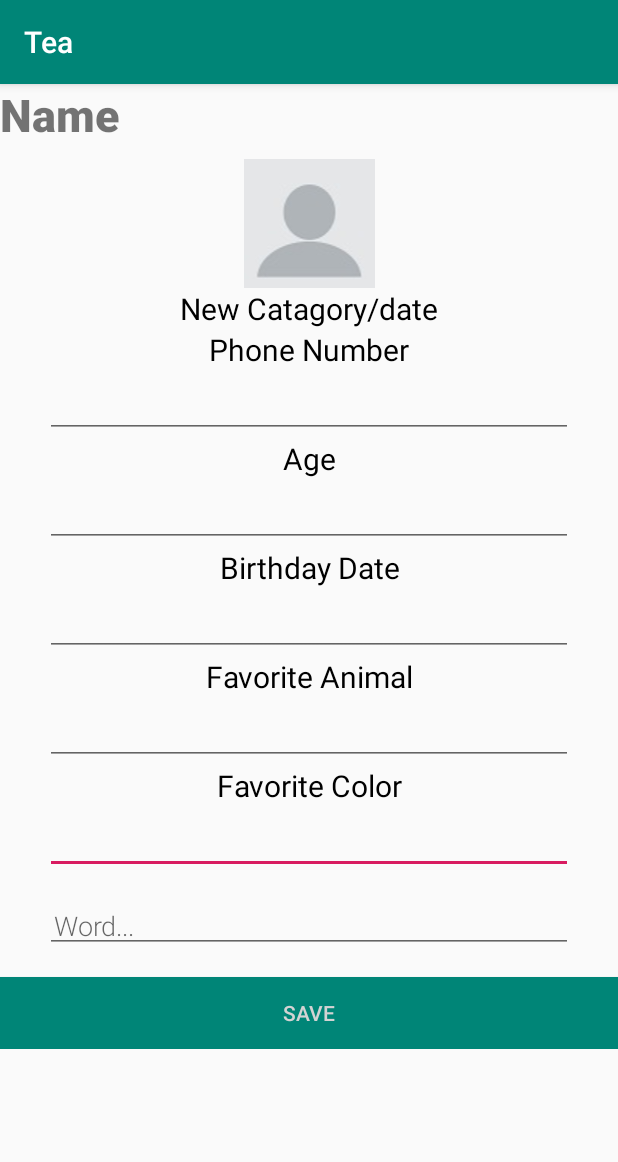
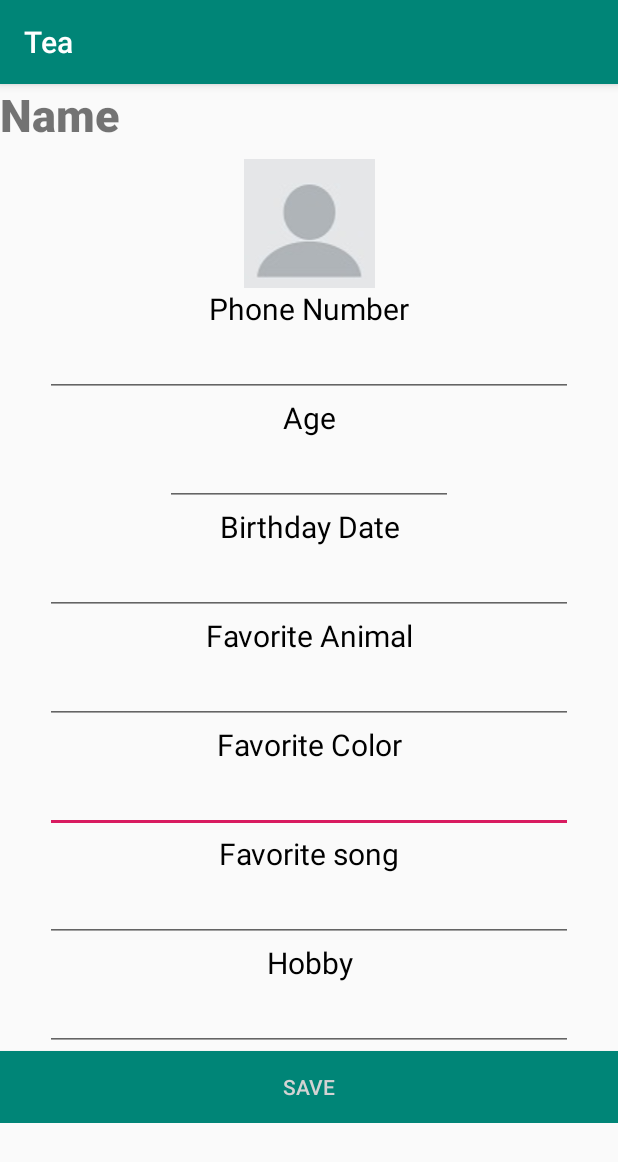
Before and after one commit to WilliamChen14/Tea, an Android app: the NewWordActivity screen opened directly, with no data from a screen before it, on a phone screen of 412 x 824 dp. Shown: the top 1162 px of the screen. Run offline under Robolectric (Android 15) with nearby library versions, the phone set to English and light mode, and no system bars; 9 statements that could not run were skipped.

Commit message:
change add some new catagories

```diff
--- a/app/src/main/java/com/example/bchen/billsapp/MainActivity.java
+++ b/app/src/main/java/com/example/bchen/billsapp/MainActivity.java
@@ -124,7 +124,7 @@ public class MainActivity extends AppCompatActivity implements WordListAdapter.I
                 Log.d(TAG, "onActivityResult: =====================================");
                 String requiredName = data.getStringExtra("word");
                 nameOfPerson = requiredName;
-                mWordViewModel.insert(new Word(requiredName, "", "", 0, "", ""));            }
+                mWordViewModel.insert(new Word(requiredName, "", "", 0, "", "","",""));            }
             else if (requestCode == NEW_WORD_ACTIVITY_REQUEST_CODE && resultCode == RESULT_OK){
                 Log.d(TAG, "onActivityResult: iuwaefouabsvbewaluva");
                 Word w = data.getParcelableExtra("word");
--- a/app/src/main/java/com/example/bchen/billsapp/NewWordActivity.java
+++ b/app/src/main/java/com/example/bchen/billsapp/NewWordActivity.java
@@ -14,7 +14,7 @@ import androidx.appcompat.app.AppCompatActivity;
 
 public class NewWordActivity extends AppCompatActivity {
 
-    public static final String EXTRA_REPLY = "com.example.android.wordlistsql.REPLY";
+    public static final String EXTRA_REPLY = "com.example.android.wordlists.REPLY";
     private static final int CAMERA_PIC_REQUEST = 1337;
     private static final int MAIN_ACTIVITY_REQUEST = 1338;
 
@@ -26,15 +26,15 @@ public class NewWordActivity extends AppCompatActivity {
     private Bitmap imageData;
 
     private Word word;
+    private Bundle bundle;
 
     private String favColorText = "";
 
     @Override
     public void onCreate(Bundle savedInstanceState) {
         super.onCreate(savedInstanceState);
-        Bundle bundle = getIntent().getExtras();
+        bundle = getIntent().getExtras();
         setContentView(R.layout.activity_new_word);
-        mEditWordView = findViewById(R.id.edit_word);
         mFavColorView = findViewById(R.id.favColorText);
         mNameView = findViewById(R.id.nameText);
         if(bundle.getString("color")!=null){
@@ -49,6 +49,8 @@ public class NewWordActivity extends AppCompatActivity {
         ((EditText)findViewById(R.id.birthdayDateText)).setText(word.birthday);
         ((EditText)findViewById(R.id.favAnimalText)).setText(word.favAnimal);
         ((EditText)findViewById(R.id.favColorText)).setText(word.favColor);
+        ((EditText)findViewById(R.id.hobby)).setText(word.hobby);
+        ((EditText)findViewById(R.id.song)).setText(word.song);
 
 
         final Button button = findViewById(R.id.button_save);
@@ -102,6 +104,9 @@ public class NewWordActivity extends AppCompatActivity {
         word.birthday = ((EditText)findViewById(R.id.birthdayDateText)).getText().toString();
         word.favAnimal = ((EditText)findViewById(R.id.favAnimalText)).getText().toString();
         word.favColor = ((EditText)findViewById(R.id.favColorText)).getText().toString();
+        word.hobby = ((EditText)findViewById(R.id.hobby)).getText().toString();
+        word.song = ((EditText)findViewById(R.id.song)).getText().toString();
+
 
         intent.putExtra("word", word);
         setResult(MainActivity.RESULT_OK, intent);
--- a/app/src/main/java/com/example/bchen/billsapp/Word.java
+++ b/app/src/main/java/com/example/bchen/billsapp/Word.java
@@ -34,16 +34,24 @@ public class Word implements Parcelable {
     @ColumnInfo(name = "animal")
     public String favAnimal;
 
+    @ColumnInfo(name = "hobby")
+    public String hobby;
+
+    @ColumnInfo(name = "song")
+    public String song;
+
     //@ColumnInfo
 
 
-    public Word(String name, String number, String favColor, int age, String birthday, String favAnimal){
+    public Word(String name, String number, String favColor, int age, String birthday, String favAnimal, String hobby, String song){
         this.name=name;
         this.number = number;
         this.favColor = favColor;
         this.age = age;
         this.birthday = birthday;
         this.favAnimal = favAnimal;
+        this.hobby = hobby;
+        this.song = song;
     }
 
     public Word(Parcel in){
@@ -53,6 +61,8 @@ public class Word implements Parcelable {
         this.age = in.readInt();
         this.birthday = in.readString();
         this.favAnimal = in.readString();
+        this.hobby = in.readString();
+        this.song = in.readString();
     }
 
 
@@ -67,6 +77,8 @@ public class Word implements Parcelable {
         dest.writeInt(age);
         dest.writeString(birthday);
         dest.writeString(favAnimal);
+        dest.writeString(hobby);
+        dest.writeString(song);
 
     }
 
--- a/app/src/main/res/layout/activity_new_word.xml
+++ b/app/src/main/res/layout/activity_new_word.xml
@@ -18,8 +18,6 @@
             android:orientation="vertical">
 
 
-
-
             <TextView
                 android:id="@+id/nameText"
                 android:layout_width="wrap_content"
@@ -34,15 +32,6 @@
                 android:layout_width="match_parent"
                 android:layout_height="wrap_content"
                 android:src="@drawable/blank_profile_picture"/>
-    <TextView
-        android:id="@+id/add_new_Catagory"
-        android:layout_width="match_parent"
-        android:layout_height="wrap_content"
-        android:textAlignment="center"
-        android:text="New Catagory/date"
-        android:textColor="#000000"
-        android:textSize="20sp"
-        />
             <TextView
                 android:layout_width="match_parent"
                 android:layout_height="wrap_content"
@@ -79,8 +68,8 @@
                 android:gravity="start|top"
                 android:inputType="number"
                 android:text= ""
-        android:layout_marginLeft="30dp"
-        android:layout_marginRight="30dp"
+                android:layout_marginLeft="110dp"
+                android:layout_marginRight="110dp"
                 />
 
             <TextView
@@ -136,6 +125,47 @@
                 android:layout_height="wrap_content"
                 android:textAlignment="center"
                 android:ems="10"
+                android:text=""
+                android:gravity="start|top"
+                android:inputType="textMultiLine"
+                android:layout_marginLeft="30dp"
+                android:layout_marginRight="30dp"
+                />
+
+            <TextView
+                android:layout_width="match_parent"
+                android:layout_height="wrap_content"
+                android:textAlignment="center"
+                android:text="Favorite song"
+                android:textColor="#000000"
+                android:textSize="20sp"/>
+            <EditText
+                android:id="@+id/song"
+                android:layout_width="match_parent"
+                android:layout_height="wrap_content"
+                android:textAlignment="center"
+                android:ems="10"
+                android:text=""
+                android:gravity="start|top"
+                android:inputType="textMultiLine"
+                android:layout_marginLeft="30dp"
+                android:layout_marginRight="30dp"
+                />
+
+            <TextView
+                android:layout_width="match_parent"
+                android:layout_height="wrap_content"
+                android:textAlignment="center"
+                android:text="Hobby"
+                android:textColor="#000000"
+                android:textSize="20sp"/>
+            <EditText
+                android:id="@+id/hobby"
+                android:layout_width="match_parent"
+                android:layout_height="wrap_content"
+                android:textAlignment="center"
+                android:ems="10"
+                android:text=""
                 android:gravity="start|top"
                 android:inputType="textMultiLine"
                 android:layout_marginLeft="30dp"
@@ -143,19 +173,6 @@
                 />
 
 
-    <EditText
-        android:id="@+id/edit_word"
-        android:layout_width="match_parent"
-        android:layout_height="wrap_content"
-        android:fontFamily="sans-serif-light"
-        android:hint="@string/hint_word"
-        android:inputType="textAutoComplete"
-        android:padding="@dimen/small_padding"
-        android:layout_marginBottom="@dimen/big_padding"
-        android:layout_marginTop="@dimen/big_padding"
-        android:textSize="18sp"
-        android:layout_marginLeft="30dp"
-        android:layout_marginRight="30dp"/>
 
             <Button
                 android:id="@+id/button_save"
```
Lines whose indentation alone changed are shown as unchanged.
